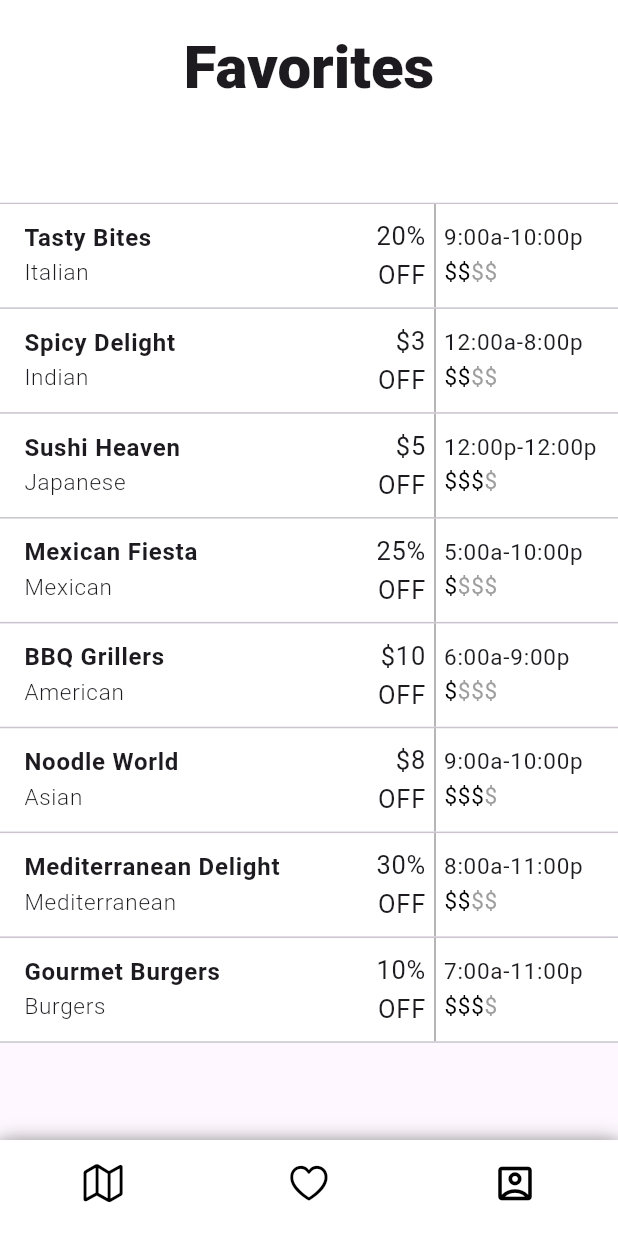
After one commit to Ensyllis/anchor_prototype, a Flutter app: the Favorites screen opened directly, on a phone screen of 412 x 824 dp. The commit adds this screen. Run offline on Flutter 3.47's test engine with Material 3 defaults, Android fonts, the phone set to English and light mode, and no system bars; drawn by our look-alikes of flutter_slidable.

Commit message:
Favorites Screen

```diff
--- /dev/null
+++ b/lib/favorites.dart
@@ -0,0 +1,424 @@
+// File contains 'Favorites' page
+
+import 'package:anchor_prototype/main.dart';
+import 'package:flutter/cupertino.dart';
+import 'package:flutter/material.dart';
+import 'package:flutter_slidable/flutter_slidable.dart';
+
+enum Actions {delete}
+
+// Class for storing individual restaurant data
+class Restaurant {
+  final String name;
+  final String restaurantType; // Italian, American, etc.
+  final int discount;
+  final String discountSymbol; // Either '%' or '$'
+  final int drivingTime; // Currently not used
+  final int openHour;
+  final int closeHour;
+  final String openAmPm; // Either 'a' or 'p'
+  final String closeAmPm; // Either 'a' or 'p'
+  final int expensivity; // Symbol is '$'. More symbols = more expensive. Max = 4.
+
+  Restaurant({
+    required this.name,
+    required this.restaurantType,
+    required this.discount,
+    required this.discountSymbol,
+    required this.drivingTime, // Currently not used
+    required this.openHour,
+    required this.closeHour,
+    required this.openAmPm,
+    required this.closeAmPm,
+    required this.expensivity,
+  });
+}
+
+// Object storing actual restaurant data
+final info = [
+  Restaurant(
+    name: '',
+    restaurantType: '',
+    discount: 0,
+    discountSymbol: '',
+    drivingTime: 0,
+    openHour: 0,
+    closeHour: 0,
+    openAmPm: '',
+    closeAmPm: '',
+    expensivity: 0,
+  ),
+  Restaurant(
+    name: 'Tasty Bites',
+    restaurantType: 'Italian',
+    discount: 20,
+    discountSymbol: '%',
+    drivingTime: 3,
+    openHour: 9,
+    closeHour: 10,
+    openAmPm: 'a',
+    closeAmPm: 'p',
+    expensivity: 2,
+  ),
+  Restaurant(
+    name: 'Spicy Delight',
+    restaurantType: 'Indian',
+    discount: 3,
+    discountSymbol: '\$',
+    drivingTime: 4,
+    openHour: 12,
+    closeHour: 8,
+    openAmPm: 'a',
+    closeAmPm: 'p',
+    expensivity: 2,
+  ),
+  Restaurant(
+    name: 'Sushi Heaven',
+    restaurantType: 'Japanese',
+    discount: 5,
+    discountSymbol: '\$',
+    drivingTime: 5,
+    openHour: 12,
+    closeHour: 12,
+    openAmPm: 'p',
+    closeAmPm: 'p',
+    expensivity: 3,
+  ),
+  Restaurant(
+    name: 'Mexican Fiesta',
+    restaurantType: 'Mexican',
+    discount: 25,
+    discountSymbol: '%',
+    drivingTime: 8,
+    openHour: 5,
+    closeHour: 10,
+    openAmPm: 'a',
+    closeAmPm: 'p',
+    expensivity: 1,
+  ),
+  Restaurant(
+    name: 'BBQ Grillers',
+    restaurantType: 'American',
+    discount: 10,
+    discountSymbol: '\$',
+    drivingTime: 8,
+    openHour: 6,
+    closeHour: 9,
+    openAmPm: 'a',
+    closeAmPm: 'p',
+    expensivity: 1,
+  ),
+  Restaurant(
+    name: 'Noodle World',
+    restaurantType: 'Asian',
+    discount: 8,
+    discountSymbol: '\$',
+    drivingTime: 9,
+    openHour: 9,
+    closeHour: 10,
+    openAmPm: 'a',
+    closeAmPm: 'p',
+    expensivity: 3,
+  ),
+  Restaurant(
+    name: 'Mediterranean Delight',
+    restaurantType: 'Mediterranean',
+    discount: 30,
+    discountSymbol: '%',
+    drivingTime: 10,
+    openHour: 8,
+    closeHour: 11,
+    openAmPm: 'a',
+    closeAmPm: 'p',
+    expensivity: 2,
+  ),
+  Restaurant(
+    name: 'Gourmet Burgers',
+    restaurantType: 'Burgers',
+    discount: 10,
+    discountSymbol: '%',
+    drivingTime: 10,
+    openHour: 7,
+    closeHour: 11,
+    openAmPm: 'a',
+    closeAmPm: 'p',
+    expensivity: 3,
+  ),
+  Restaurant(
+    name: '',
+    restaurantType: '',
+    discount: 0,
+    discountSymbol: '',
+    drivingTime: 0,
+    openHour: 0,
+    closeHour: 0,
+    openAmPm: '',
+    closeAmPm: '',
+    expensivity: 0,
+  ),
+];
+
+// Creating the screen. StatefulWidget used bc of animations.
+class Favorites extends StatefulWidget {
+  const Favorites({super.key});
+
+  @override
+  State<Favorites> createState() => _FavoritesState();
+}
+
+class _FavoritesState extends State<Favorites> {
+
+  @override
+  Widget build(BuildContext context) {
+    return Scaffold(
+      appBar: AppBar(// Used to print 'Favorites' title (and maybe pfp?)
+        shadowColor: Colors.black,
+        surfaceTintColor: Colors.white,
+        bottomOpacity: 1.0,
+        scrolledUnderElevation: 1.0,
+        backgroundColor: Colors.white,
+        toolbarHeight: 135.0,
+        title: const Center(
+          child: Padding(
+            padding: EdgeInsets.fromLTRB(0.0, 0.0, 0.0, 45.0),
+            child: Text(
+              'Favorites',
+              style: TextStyle(
+                fontSize: 40.0,
+                fontWeight: FontWeight.w800,
+              ),
+            ),
+          ),
+        ),
+        automaticallyImplyLeading: false,
+      ),
+
+      body: const Center(// Contains list of slidable tiles
+        child: SlidableAutoCloseBehavior(
+          closeWhenOpened: true,
+          child: ListOfFavorites(),
+        ),
+      ),
+      bottomNavigationBar: Container(// Creates shadow to outline BottomNavigationBar
+        decoration: const BoxDecoration(
+          boxShadow: <BoxShadow>[
+            BoxShadow(
+              blurRadius: 10,
+              color: Colors.grey,
+            ),
+          ],
+        ),
+        child: BottomNavigationBar(// Containes 3 icon buttons
+          backgroundColor: Colors.white,
+          showSelectedLabels: false,
+          showUnselectedLabels: false,
+          items: const <BottomNavigationBarItem>[
+            BottomNavigationBarItem(// Home screen (map screen)
+              icon: Icon(
+                size: 30,
+                CupertinoIcons.map,
+                color: Colors.black,
+              ),
+              label: 'Maps',
+            ),
+            BottomNavigationBarItem(// Favorites screen (unusable bc already in screen)
+              icon: Icon(
+                size: 30,
+                CupertinoIcons.heart,
+                color: Colors.black,
+              ),
+              label: 'Favorites',
+            ),
+            BottomNavigationBarItem(// Account screen (SecondRoute)
+              icon: Icon(
+                size: 30,
+                Icons.account_box_outlined,
+                color: Colors.black,
+              ),
+              label: 'Account',
+            ),
+          ],
+          onTap: (index) {
+            switch (index) {
+              case 0:
+                Navigator.push(// Go to Home screen
+                  context,
+                  MaterialPageRoute(builder: (context) => const FirstRoute()),
+                );
+                break;
+              case 2:
+                Navigator.push(// Go to Account screen
+                  context,
+                  MaterialPageRoute(builder: (context) => const SecondRoute()),
+                );
+                break;
+              default: // Favorites item is basically a no-op since we are already on the Favorites screen
+            }
+          },
+        ),
+      ),
+    );
+  }
+}
+
+// Slidable list creation
+class ListOfFavorites extends StatefulWidget {
+  const ListOfFavorites({super.key});
+
+  @override
+  State<ListOfFavorites> createState() => _ListOfFavoritesState();
+}
+
+class _ListOfFavoritesState extends State<ListOfFavorites> {
+
+  // Deletes restaurant data from 'info' object
+  void _onDismissed(int index, Actions action){
+    setState(() {info.removeAt(index);});
+  }
+
+  // Builds discount format. Format: either '10%' or '$10'.
+  String discountBuilder(int index, String symbol){
+    return symbol == '%' ? '${info[index].discount}$symbol\nOFF' : '$symbol${info[index].discount}\nOFF';
+  }
+
+  // Builds dollar-sign indicator (expensivity)
+  String dollarsIndicator(int num){
+    String str = '';
+    for (int i = 0; i < num; i ++){
+      str += '\$';
+    }
+    return str;
+  }
+
+  @override
+  Widget build(BuildContext context) {
+    return ListView.separated(// Used .separated to generate dividers
+      itemCount: info.length,
+      separatorBuilder: (_, __) => const Divider(height: 1),
+      itemBuilder: (BuildContext context, int index) {
+        final information = info[index];
+        if (index == 0 || index == info.length - 1){// Takes care of starting and ending dividers
+          return Container();
+        }
+        return Slidable(
+          key: Key(information.name),
+          endActionPane: ActionPane(
+            motion: const StretchMotion(),// Sliding animation
+            extentRatio: 0.25,
+            dismissible: DismissiblePane(// Sliding the tile all the way (automatically delete)
+              onDismissed: () => _onDismissed(index, Actions.delete),
+            ),
+            children: [
+              SlidableAction(// Sliding tile part way to reveal 'Delete' button
+                onPressed: (context) {
+                  _onDismissed(index, Actions.delete);
+                },
+                icon: CupertinoIcons.trash,
+                backgroundColor: Colors.red,
+              ),
+            ],
+          ),
+          child: Builder(// Actual tile builder
+            builder: (context) {
+              return ListTile(
+                contentPadding: const EdgeInsets.fromLTRB(16.0, 0.0, 5.0, 0.0),
+                minVerticalPadding: 0.0,
+                tileColor: Colors.white,
+                title: IntrinsicHeight(
+                  child: Row(
+                    children: [
+                      SizedBox(
+                        height: 68.9,
+                        width: 210.0,
+                        child: Column(// Restaurant name & resturant type
+                          crossAxisAlignment: CrossAxisAlignment.start,
+                          mainAxisAlignment: MainAxisAlignment.center,
+                          children: [
+                            Text(
+                              info[index].name,
+                              style: const TextStyle(
+                                fontWeight: FontWeight.bold,
+                              ),
+                            ),
+                            Text(
+                              info[index].restaurantType,
+                              style: const TextStyle(
+                                fontWeight: FontWeight.w300,
+                                fontSize: 15,
+                              ),
+                            ),
+                          ],
+                        ),
+                      ),
+                      Expanded(// Discount
+                        child: SizedBox(
+                          child: Text(
+                            discountBuilder(index, info[index].discountSymbol),
+                            textAlign: TextAlign.end,
+                            style: const TextStyle(
+                              fontWeight: FontWeight.normal,
+                              fontSize: 17,
+                            )
+                          ),
+                        ),
+                      ),
+                      const VerticalDivider(// Divider
+                        width: 12,
+                        thickness: 1.0,
+                        color: Colors.grey,
+                      ),
+                      SizedBox(// Open/close times & expensivity
+                        width: 111,
+                        child: Column(
+                          crossAxisAlignment: CrossAxisAlignment.start,
+                          mainAxisAlignment: MainAxisAlignment.center,
+                          children: [
+                            Text(
+                              '${info[index].openHour}:00${info[index].openAmPm}-${info[index].closeHour}:00${info[index].closeAmPm}',
+                              textAlign: TextAlign.end,
+                              style: const TextStyle(
+                                fontSize: 15,
+                              ),
+                            ),
+                            Row(
+                              children: [
+                                Text(
+                                  dollarsIndicator(info[index].expensivity),
+                                  style: const TextStyle(
+                                    fontSize: 15,
+                                    color: Colors.black,
+                                  ),
+                                ),
+                                Text(
+                                  dollarsIndicator(4 - info[index].expensivity),
+                                  style: const TextStyle(
+                                    fontSize: 15,
+                                    color: Colors.grey,
+                                  ),
+                                ),
+                              ],
+                            ),
+                          ],
+                        ),
+                      ),
+                    ],
+                  ),
+                ),
+                onTap: () {// Closes one tile when opening another or when scrolling
+                  final slidable = Slidable.of(context)!;
+                  final isClosed = slidable.actionPaneType.value == ActionPaneType.none;
+                  if (isClosed) {
+                    slidable.openStartActionPane();
+                  }else{
+                    slidable.close();
+                  }
+                },
+              );
+            }
+          ),
+        );
+      },
+      //separatorBuilder: (BuildContext context, int index) => const Divider(height: 1),
+    );
+  }
+}
--- a/lib/main.dart
+++ b/lib/main.dart
@@ -1,3 +1,4 @@
+import 'package:anchor_prototype/favorites.dart';
 import 'package:flutter/material.dart';
 
 void main() {
@@ -16,7 +17,7 @@ class FirstRoute extends StatelessWidget {
       appBar: AppBar(
         title: const Text('First Route'),
       ),
-      body: Center(
+      body: const Center(
         child: Text('Welcome to the Cent!'),
       ),
       bottomNavigationBar: BottomNavigationBar(
@@ -42,10 +43,12 @@ class FirstRoute extends StatelessWidget {
                 MaterialPageRoute(builder: (context) => const SecondRoute()),
               );
               break;
+
+            // Leads to 'Favorites' page (code found in 'favorites.dart')
             case 2:
               Navigator.push(
                 context,
-                MaterialPageRoute(builder: (context) => const ThirdRoute()),
+                MaterialPageRoute(builder: (context) => const Favorites()),
               );
               break;
             default: // First item is basically a no-op since we are already on the first route
@@ -77,24 +80,3 @@ class SecondRoute extends StatelessWidget {
     );
   }
 }
-
-class ThirdRoute extends StatelessWidget {
-  const ThirdRoute({super.key});
-
-  @override
-  Widget build(BuildContext context) {
-    return Scaffold(
-      appBar: AppBar(
-        title: const Text('Third Route'),
-      ),
-      body: Center(
-        child: ElevatedButton(
-          onPressed: () {
-            Navigator.pop(context);
-          },
-          child: const Text('Go back!'),
-        ),
-      ),
-    );
-  }
-}
--- a/pubspec.yaml
+++ b/pubspec.yaml
@@ -35,6 +35,8 @@ dependencies:
   # The following adds the Cupertino Icons font to your application.
   # Use with the CupertinoIcons class for iOS style icons.
   cupertino_icons: ^1.0.2
+
+  flutter_slidable: ^3.0.1
 
 dev_dependencies:
   flutter_test:
```
Also changed, not shown: pubspec.lock, 5 other files.
